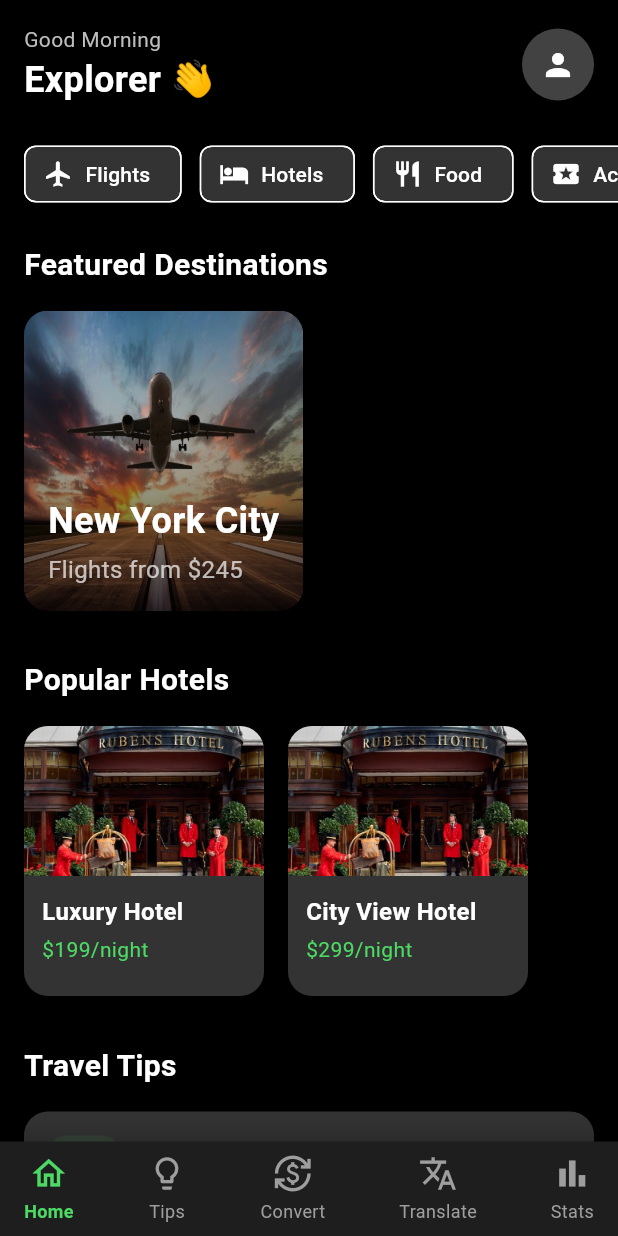
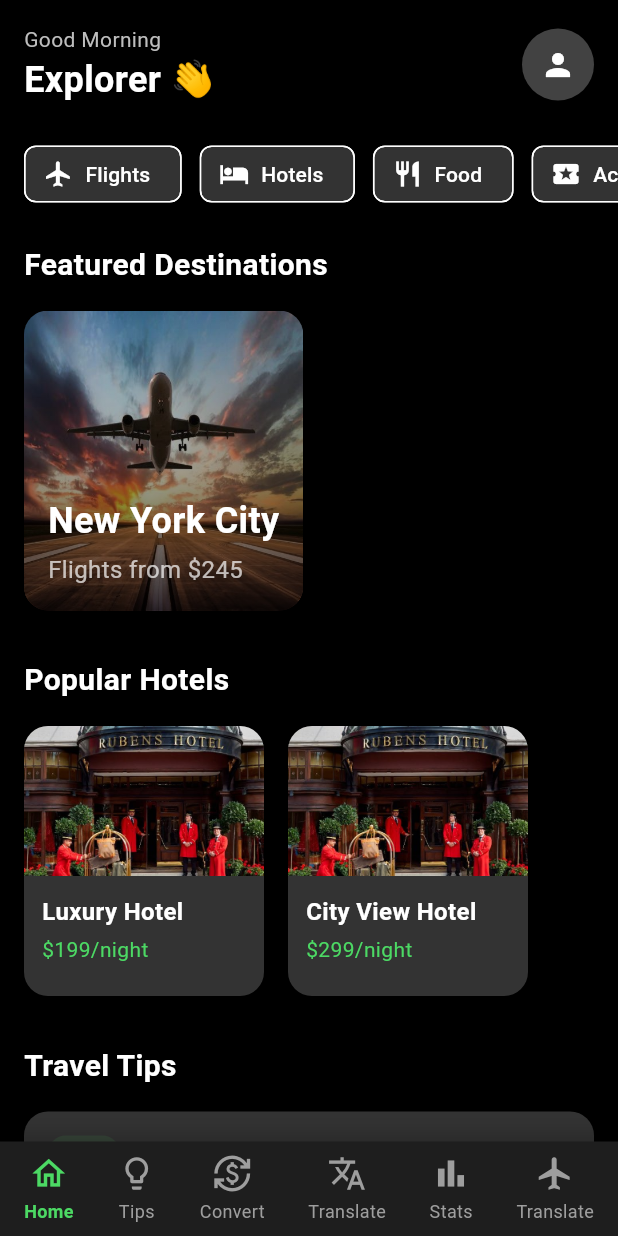
Before and after one commit to Tayaa01/Nomadly, a Flutter app: the HomePage screen opened by its route, on a phone screen of 412 x 824 dp. Run offline on Flutter 3.47's test engine with Material 3 defaults, Android fonts, the phone set to English and light mode, and no system bars; our stand-ins replace dio, fl_chart, flutter_tts, geocoding, geolocator, google_sign_in and 3 more; missing offline and left inert: dio_cache_interceptor, googleapis; accounts and stored records are empty.

Commit message:
aziz
aziz

```diff
--- a/lib/widgets/custom_bottom_nav.dart
+++ b/lib/widgets/custom_bottom_nav.dart
@@ -35,6 +35,7 @@ class CustomBottomNav extends StatelessWidget {
               _buildNavItem(3, Icons.translate, 'Translate'),
 
               _buildNavItem(4, Icons.bar_chart, 'Stats'), // This item exist
+              _buildNavItem(5, Icons.flight,'Translate'),
             ],
           ),
         ),
```
